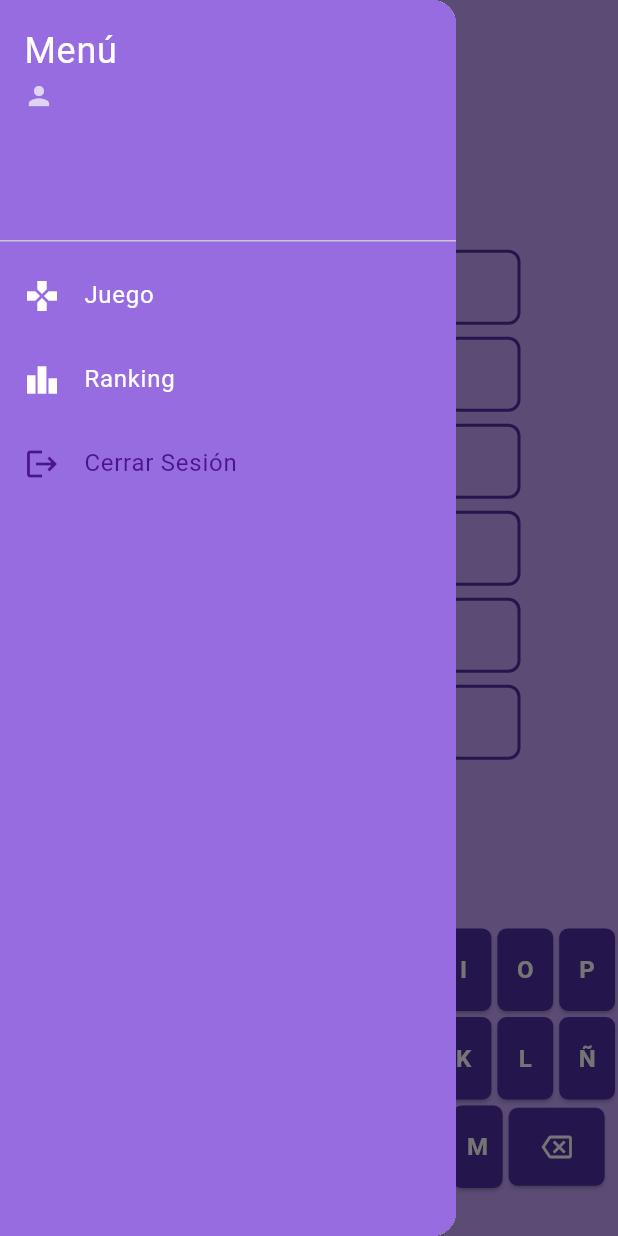
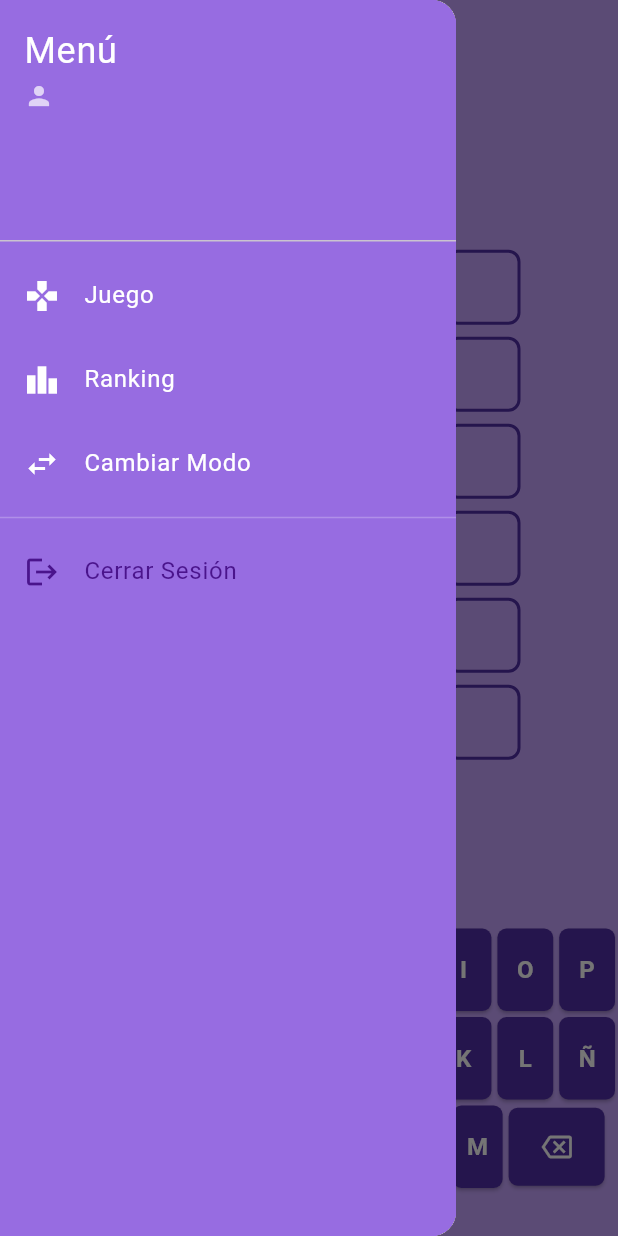
Before and after one commit to crisstinagl/P2JuegosMoviles, a Flutter app: the MyHomePage screen opened directly, with the side drawer open, on a phone screen of 412 x 824 dp. Run offline on Flutter 3.47's test engine with Material 3 defaults, Android fonts, the phone set to English and light mode, and no system bars; our stand-ins replace audioplayers, cloud_firestore, firebase_auth, firebase_core, sqflite; accounts and stored records are empty.

Commit message:
dios soy la mejor

```diff
--- a/lib/main.dart
+++ b/lib/main.dart
@@ -18,7 +18,6 @@ void main() async {
   runApp(const LoginRouter());
 }
 
-// ROUTER PRINCIPAL: Decide qué pantalla mostrar.
 class LoginRouter extends StatelessWidget {
   const LoginRouter({super.key});
 
@@ -55,7 +54,6 @@ class LoginRouter extends StatelessWidget {
   }
 }
 
-// WIDGET SHELL: Controla si se muestra la selección de modo o el juego.
 class AppShell extends StatelessWidget {
   const AppShell({super.key});
 
@@ -124,12 +122,9 @@ class GameModeSelectionScreen extends StatelessWidget {
   }
 }
 
-
-// Enums
 enum LetterStatus { initial, correct, inWord, notInWord }
 enum GameState { playing, won, lost }
 
-// Estado de la aplicación
 class MyAppState extends ChangeNotifier {
   late String secretWord;
   late String currentHint;
@@ -304,12 +299,11 @@ class MyAppState extends ChangeNotifier {
 
     if (guess == secretWord) {
       gameState = GameState.won;
-      // CAMBIO: Puntuación dinámica según la longitud de la palabra.
       int points;
       if (wordLength == 6) {
-        points = 7 - currentRow; // Puntuación para 6 letras (7, 6, 5, 4, 3, 2)
+        points = 7 - currentRow;
       } else {
-        points = 6 - currentRow; // Puntuación para 5 letras (6, 5, 4, 3, 2, 1)
+        points = 6 - currentRow;
       }
       lastGamePoints = points;
       final userDoc = FirebaseFirestore.instance.collection('users').doc(currentUser);
@@ -517,6 +511,14 @@ class _MyHomePageState extends State<MyHomePage> {
                   title: const Text('Ranking', style: TextStyle(color: Colors.white)),
                   onTap: () => _selectPage(4, shouldCloseDrawer: true)
               ),
+              ListTile(
+                leading: const Icon(Icons.swap_horiz, color: Colors.white),
+                title: const Text('Cambiar Modo', style: TextStyle(color: Colors.white)),
+                onTap: () {
+                  context.read<MyAppState>().returnToModeSelection();
+                },
+              ),
+              const Divider(color: Colors.white24),
               ListTile(
                   leading: const Icon(Icons.logout, color: Color(0xFF4A148C)),
                   title: const Text('Cerrar Sesión', style: TextStyle(color: Color(0xFF4A148C))),
```
